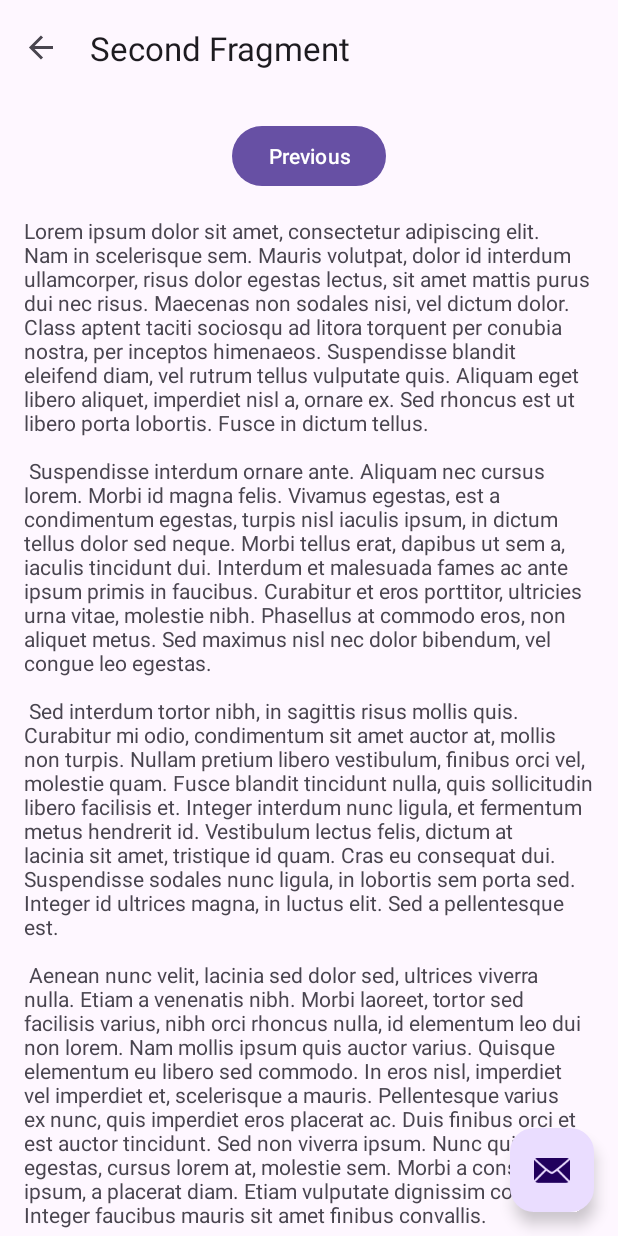
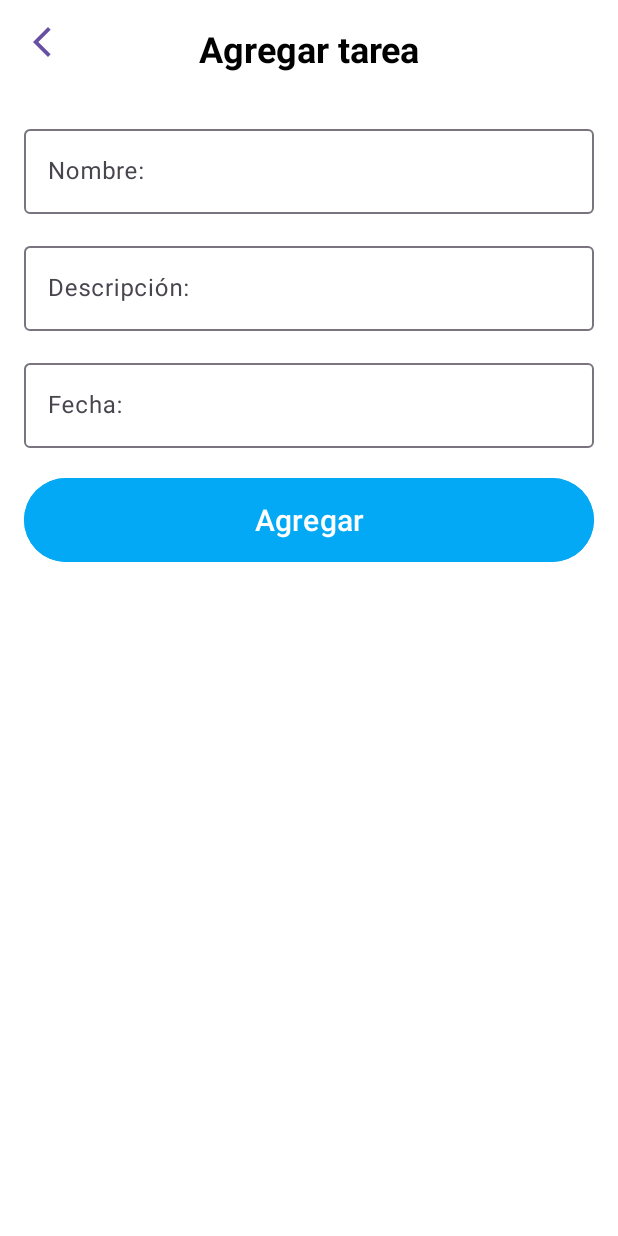
Before and after one commit to diego021031/TodoMiau, an Android app: the SecondFragment screen opened through its navigation route, on a phone screen of 412 x 824 dp. Run offline under Robolectric (Android 15) with nearby library versions, the phone set to English and light mode, and no system bars; our stand-ins replace navigation-ui.

Commit message:
Adding layouts

```diff
--- a/app/src/main/java/com/example/todomiau/FirstFragment.kt
+++ b/app/src/main/java/com/example/todomiau/FirstFragment.kt
@@ -32,7 +32,7 @@ class FirstFragment : Fragment() {
     override fun onViewCreated(view: View, savedInstanceState: Bundle?) {
         super.onViewCreated(view, savedInstanceState)
 
-        binding.buttonFirst.setOnClickListener {
+        binding.btAdd.setOnClickListener {
             findNavController().navigate(R.id.action_FirstFragment_to_SecondFragment)
         }
     }
--- a/app/src/main/java/com/example/todomiau/ListActivity.kt
+++ b/app/src/main/java/com/example/todomiau/ListActivity.kt
@@ -20,17 +20,10 @@ class ListActivity : AppCompatActivity() {
         binding = ActivityListBinding.inflate(layoutInflater)
         setContentView(binding.root)
 
-        setSupportActionBar(binding.toolbar)
 
-        val navController = findNavController(R.id.nav_host_fragment_content_list)
-        appBarConfiguration = AppBarConfiguration(navController.graph)
-        setupActionBarWithNavController(navController, appBarConfiguration)
 
-        binding.fab.setOnClickListener { view ->
-            Snackbar.make(view, "Replace with your own action", Snackbar.LENGTH_LONG)
-                .setAction("Action", null)
-                .setAnchorView(R.id.fab).show()
-        }
+
+
     }
 
     override fun onSupportNavigateUp(): Boolean {
--- a/app/src/main/java/com/example/todomiau/SecondFragment.kt
+++ b/app/src/main/java/com/example/todomiau/SecondFragment.kt
@@ -32,7 +32,7 @@ class SecondFragment : Fragment() {
     override fun onViewCreated(view: View, savedInstanceState: Bundle?) {
         super.onViewCreated(view, savedInstanceState)
 
-        binding.buttonSecond.setOnClickListener {
+        binding.btBack.setOnClickListener {
             findNavController().navigate(R.id.action_SecondFragment_to_FirstFragment)
         }
     }
--- a/app/src/main/java/com/example/todomiau/view/LoginFragment.kt
+++ b/app/src/main/java/com/example/todomiau/view/LoginFragment.kt
@@ -10,6 +10,7 @@ import android.widget.Toast
 import androidx.fragment.app.viewModels
 import androidx.core.widget.addTextChangedListener
 import androidx.navigation.fragment.findNavController
+import com.example.todomiau.ListActivity
 import com.example.todomiau.R
 import com.example.todomiau.databinding.FragmentLoginBinding
 import com.example.todomiau.viewModel.LoginViewModel
@@ -83,7 +84,7 @@ class LoginFragment : Fragment() {
         }
         viewModel.sessionValid.observe(viewLifecycleOwner) { validSession ->
             if (validSession) {
-                val intent = Intent(activity, MainActivity::class.java)
+                val intent = Intent(activity, ListActivity::class.java)
                 startActivity(intent)
                 activity?.finish()
             } else {
--- a/app/src/main/res/layout/activity_list.xml
+++ b/app/src/main/res/layout/activity_list.xml
@@ -7,27 +7,42 @@
     android:fitsSystemWindows="true"
     tools:context=".ListActivity">
 
-    <com.google.android.material.appbar.AppBarLayout
+    <androidx.fragment.app.FragmentContainerView
+        android:id="@+id/fragmentContainerView"
+        android:name="androidx.navigation.fragment.NavHostFragment"
         android:layout_width="match_parent"
-        android:layout_height="wrap_content"
-        android:fitsSystemWindows="true">
+        android:layout_height="match_parent"
+        app:layout_constraintBottom_toBottomOf="parent"
+        app:layout_constraintEnd_toEndOf="parent"
+        app:layout_constraintStart_toStartOf="parent"
+        app:layout_constraintTop_toTopOf="parent"
+        app:navGraph="@navigation/nav_graph2"/>
 
-        <com.google.android.material.appbar.MaterialToolbar
-            android:id="@+id/toolbar"
-            android:layout_width="match_parent"
-            android:layout_height="?attr/actionBarSize" />
+    <androidx.constraintlayout.widget.ConstraintLayout
+        android:id="@+id/loaderContainerView"
+        android:layout_width="match_parent"
+        android:layout_height="match_parent"
+        android:background="@color/white"
+        android:visibility="gone"
+        app:layout_constraintBottom_toBottomOf="@id/mainContainerView"
+        app:layout_constraintEnd_toEndOf="@id/mainContainerView"
+        app:layout_constraintStart_toStartOf="@id/mainContainerView"
+        app:layout_constraintTop_toBottomOf="@id/mainContainerView">
 
-    </com.google.android.material.appbar.AppBarLayout>
+        <com.airbnb.lottie.LottieAnimationView
+            android:id="@+id/view"
+            android:layout_width="128dp"
+            android:layout_height="128dp"
+            app:layout_constraintBottom_toBottomOf="parent"
+            app:layout_constraintEnd_toEndOf="parent"
+            app:layout_constraintStart_toStartOf="parent"
+            app:layout_constraintTop_toTopOf="parent"
+            app:lottie_autoPlay="true"
+            app:lottie_loop="true"
+            app:lottie_rawRes="@raw/cat_loader" />
 
-    <include layout="@layout/content_list" />
+    </androidx.constraintlayout.widget.ConstraintLayout>
 
-    <com.google.android.material.floatingactionbutton.FloatingActionButton
-        android:id="@+id/fab"
-        android:layout_width="wrap_content"
-        android:layout_height="wrap_content"
-        android:layout_gravity="bottom|end"
-        android:layout_marginEnd="@dimen/fab_margin"
-        android:layout_marginBottom="16dp"
-        app:srcCompat="@android:drawable/ic_dialog_email" />
+
 
 </androidx.coordinatorlayout.widget.CoordinatorLayout>
--- a/app/src/main/res/layout/fragment_second.xml
+++ b/app/src/main/res/layout/fragment_second.xml
@@ -1,35 +1,107 @@
 <?xml version="1.0" encoding="utf-8"?>
-<androidx.core.widget.NestedScrollView xmlns:android="http://schemas.android.com/apk/res/android"
+<androidx.constraintlayout.widget.ConstraintLayout
 xmlns:app="http://schemas.android.com/apk/res-auto"
-    xmlns:tools="http://schemas.android.com/tools"
+    xmlns:android="http://schemas.android.com/apk/res/android"
+
     android:layout_width="match_parent"
     android:layout_height="match_parent"
-    tools:context=".SecondFragment">
+    android:background="@color/white">
 
-    <androidx.constraintlayout.widget.ConstraintLayout
-        android:layout_width="match_parent"
-        android:layout_height="match_parent"
-        android:padding="16dp">
-
-        <Button
-            android:id="@+id/button_second"
-            android:layout_width="wrap_content"
-            android:layout_height="wrap_content"
-            android:text="@string/previous"
-            app:layout_constraintBottom_toTopOf="@id/textview_second"
-            app:layout_constraintEnd_toEndOf="parent"
+    <com.google.android.material.button.MaterialButton
+        android:id="@+id/btBack"
+        android:layout_width="24dp"
+        android:layout_height="24dp"
+        android:layout_marginStart="16dp"
+        android:layout_marginTop="16dp"
+        android:background="@drawable/arrow_back_ios_new_24px"
+        android:contentDescription="@string/descriptionBack"
+        android:textColorLink="@color/black"
         app:layout_constraintStart_toStartOf="parent"
         app:layout_constraintTop_toTopOf="parent" />
 
     <TextView
-            android:id="@+id/textview_second"
+        android:id="@+id/tvAddTask"
         android:layout_width="wrap_content"
         android:layout_height="wrap_content"
         android:layout_marginTop="16dp"
-            android:text="@string/lorem_ipsum"
-            app:layout_constraintBottom_toBottomOf="parent"
+        android:text="@string/addTask"
+        android:textSize="24sp"
+        android:textColor="@color/black"
+        android:textStyle="bold"
+        app:layout_constraintTop_toTopOf="parent"
+        app:layout_constraintStart_toStartOf="parent"
+        app:layout_constraintEnd_toEndOf="parent"/>
+
+    <com.google.android.material.textfield.TextInputLayout
+        android:id="@+id/tfNameTask"
+        android:layout_width="match_parent"
+        android:layout_height="wrap_content"
+        android:layout_marginStart="16dp"
+        android:layout_marginTop="32dp"
+        android:layout_marginEnd="16dp"
+        android:hint="@string/nameTask"
+        app:layout_constraintEnd_toEndOf="parent"
+        app:layout_constraintTop_toBottomOf="@+id/tvAddTask"
+        app:layout_constraintStart_toStartOf="parent">
+
+        <com.google.android.material.textfield.TextInputEditText
+            android:id="@+id/tietNameTask"
+            android:layout_width="match_parent"
+            android:layout_height="wrap_content" />
+    </com.google.android.material.textfield.TextInputLayout>
+
+    <com.google.android.material.textfield.TextInputLayout
+        android:id="@+id/tfDescription"
+        android:layout_width="match_parent"
+        android:layout_height="wrap_content"
+        android:layout_marginStart="16dp"
+        android:layout_marginTop="16dp"
+        android:layout_marginEnd="16dp"
+        android:hint="@string/descriptionTask"
         app:layout_constraintEnd_toEndOf="parent"
         app:layout_constraintStart_toStartOf="parent"
-            app:layout_constraintTop_toBottomOf="@id/button_second" />
+        app:layout_constraintTop_toBottomOf="@id/tfNameTask">
+
+        <com.google.android.material.textfield.TextInputEditText
+            android:id="@+id/tietDescription"
+            android:layout_width="match_parent"
+            android:layout_height="wrap_content"/>
+    </com.google.android.material.textfield.TextInputLayout>
+
+    <com.google.android.material.textfield.TextInputLayout
+        android:id="@+id/tfDate"
+        android:layout_width="match_parent"
+        android:layout_height="wrap_content"
+        android:layout_marginStart="16dp"
+        android:layout_marginTop="16dp"
+        android:layout_marginEnd="16dp"
+        android:hint="@string/dateTask"
+        app:layout_constraintEnd_toEndOf="parent"
+        app:layout_constraintStart_toStartOf="parent"
+        app:layout_constraintTop_toBottomOf="@id/tfDescription">
+
+        <com.google.android.material.textfield.TextInputEditText
+            android:id="@+id/tietDate"
+            android:layout_width="match_parent"
+            android:layout_height="wrap_content"
+            android:inputType="date"/>
+    </com.google.android.material.textfield.TextInputLayout>
+
+    <Button
+        android:id="@+id/btAddingTask"
+        android:layout_width="match_parent"
+        android:layout_height="64dp"
+        android:layout_marginStart="16dp"
+        android:layout_marginTop="16dp"
+        android:layout_marginEnd="16dp"
+        android:backgroundTint="@color/blue"
+        android:hint="@string/addingTask"
+        android:textColorHint="@color/white"
+        android:textSize="20sp"
+        app:layout_constraintEnd_toEndOf="parent"
+        app:layout_constraintStart_toStartOf="parent"
+        app:layout_constraintTop_toBottomOf="@id/tfDate" />
+
+
+
 </androidx.constraintlayout.widget.ConstraintLayout>
-</androidx.core.widget.NestedScrollView>
--- a/app/src/main/res/values/strings.xml
+++ b/app/src/main/res/values/strings.xml
@@ -14,7 +14,16 @@
     <string name="register">Registrar</string>
     <string name="restorePassword">Restablecer contraseña</string>
     <string name="descriptionBack">Botón para regresar</string>
+    <string name="descriptionMenu">Botón de menú</string>
+    <string name="descriptionAdd">Botón para añadir</string>
     <string name="registerContinue">Registrate para continuar</string>
+    <string name="pendings">Pendientes</string>
+    <string name="addTask">Agregar tarea</string>
+    <string name="nameTask">Nombre: </string>
+    <string name="descriptionTask">Descripción: </string>
+    <string name="dateTask">Fecha: </string>
+    <string name="addingTask">Agregar</string>
+
 
 
     <!-- TODO: Remove or change this placeholder text -->
```
Also changed, not shown: app/src/main/res/drawable/add_circle_24px.xml (added, +10 -0 lines), app/src/main/res/drawable/menu_24px.xml (added, +10 -0 lines), app/src/main/res/layout/fragment_first.xml (+40 -21 lines). Lines whose indentation alone changed are shown as unchanged.
